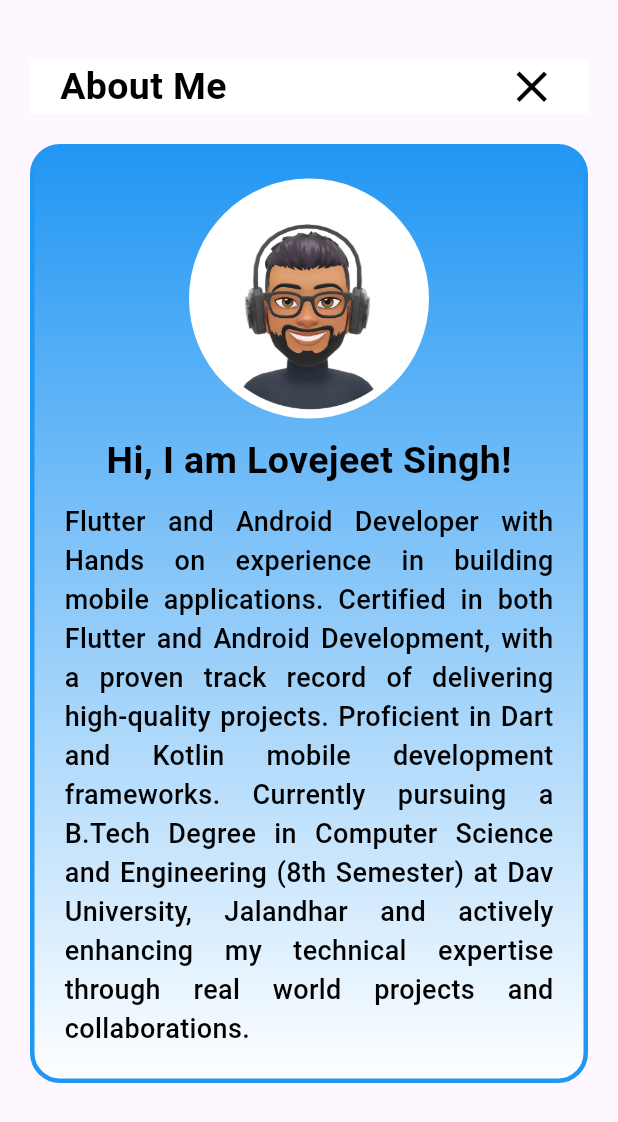
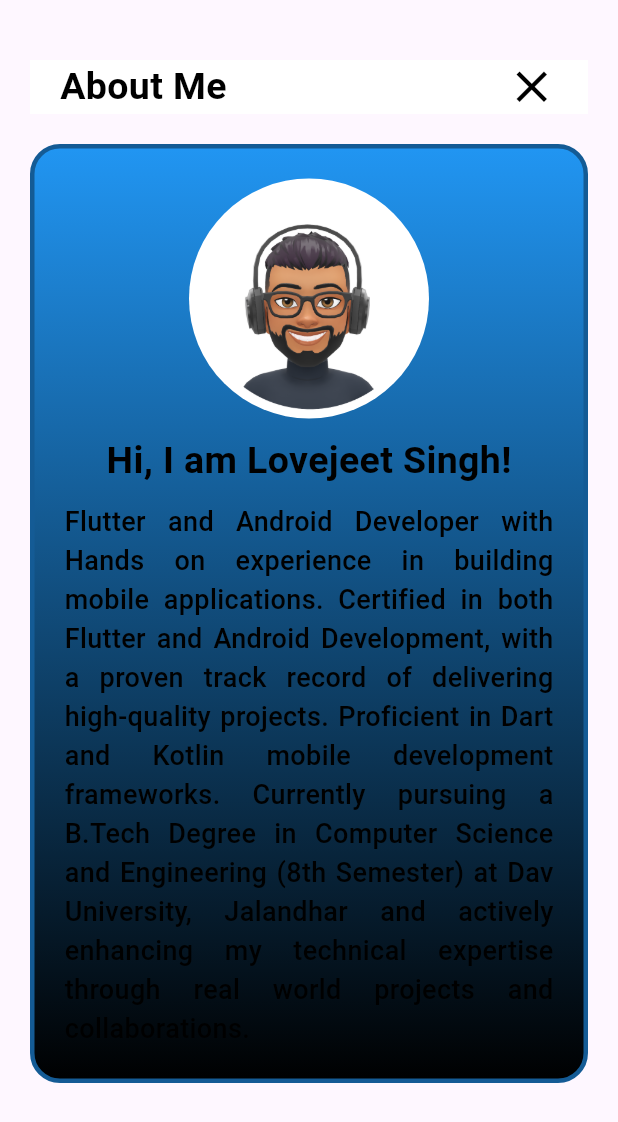
Before and after one commit to Lovejeetsingh2003/my_portfolio, a Flutter app: the AboutScreen screen opened directly, after a tap on the "close" icon, on a phone screen of 412 x 824 dp. Shown: the top 1122 px of the screen. Run offline on Flutter 3.47's test engine with Material 3 defaults, Android fonts, the phone set to English and light mode, and no system bars; our stand-ins replace flutter_svg; missing offline and left inert: custom_button_builder, device_frame.

Commit message:
new commit

```diff
--- a/lib/main.dart
+++ b/lib/main.dart
@@ -2,6 +2,8 @@ import 'package:flutter/material.dart';
 import 'package:my_portfolio/providers/current_state.dart';
 import 'package:my_portfolio/screens/home_screen/home_page.dart';
 import 'package:provider/provider.dart';
+
+import 'screens/home_screen/app_screen.dart';
 
 void main() {
   runApp(const Portfolio());
@@ -12,16 +14,18 @@ class Portfolio extends StatelessWidget {
 
   @override
   Widget build(BuildContext context) {
+    final size = MediaQuery.of(context).size;
+    final screenWidth = size.width;
+    print("screen width is: $screenWidth");
+    final isMobile = screenWidth < 500;
+
     return MultiProvider(
       providers: [ChangeNotifierProvider(create: (context) => CurrentState())],
       child: MaterialApp(
         debugShowCheckedModeBanner: false,
-        home: const HomePage(),
+        home:
+            isMobile == true ? AppScreen(isMobile: isMobile) : const HomePage(),
       ),
     );
   }
 }
-
-
-// if the width of browser screen is greater than or equals to 1015 than we show all three devices
-// if the portfolio is open in phone than we need to show the different ui . (get more info from pawan.app)
--- a/lib/models/color_model.dart
+++ b/lib/models/color_model.dart
@@ -16,54 +16,54 @@ class ColorModel {
 
 List<ColorModel> colorPalette = [
   ColorModel(
-    color: Colors.yellow,
+    color: const Color.fromARGB(255, 163, 151, 38),
     gradient: LinearGradient(
-      colors: [const Color.fromARGB(255, 88, 88, 88), Colors.yellow],
+      colors: [Colors.black, Colors.yellow],
       begin: Alignment.bottomLeft,
       end: Alignment.topLeft,
     ),
     svgPath: "assets/images/cloudy_yellow.svg",
   ),
   ColorModel(
-    color: Colors.blue,
+    color: const Color.fromARGB(255, 20, 91, 149),
     gradient: LinearGradient(
-      colors: [Colors.white, Colors.blue],
+      colors: [Colors.black, Colors.blue],
       begin: Alignment.bottomLeft,
       end: Alignment.topLeft,
     ),
     svgPath: "assets/images/cloudy_blue.svg",
   ),
   ColorModel(
-    color: Colors.green,
+    color: const Color.fromARGB(255, 44, 103, 46),
     gradient: LinearGradient(
-      colors: [Colors.white, Colors.green],
+      colors: [Colors.black, Colors.green],
       begin: Alignment.bottomLeft,
       end: Alignment.topLeft,
     ),
     svgPath: "assets/images/cloudy_green.svg",
   ),
   ColorModel(
-    color: Colors.red,
+    color: const Color.fromARGB(255, 135, 36, 29),
     gradient: LinearGradient(
-      colors: [Colors.white, Colors.red],
+      colors: [Colors.black, Colors.red],
       begin: Alignment.bottomLeft,
       end: Alignment.topLeft,
     ),
     svgPath: "assets/images/cloudy_red.svg",
   ),
   ColorModel(
-    color: Colors.purple,
+    color: const Color.fromARGB(255, 88, 23, 99),
     gradient: LinearGradient(
-      colors: [Colors.white, Colors.purple],
+      colors: [Colors.black, Colors.purple],
       begin: Alignment.bottomLeft,
       end: Alignment.topLeft,
     ),
     svgPath: "assets/images/cloudy_purple.svg",
   ),
   ColorModel(
-    color: Colors.pink,
+    color: const Color.fromARGB(255, 129, 16, 54),
     gradient: LinearGradient(
-      colors: [Colors.white, Colors.pink],
+      colors: [Colors.black, Colors.pink],
       begin: Alignment.bottomLeft,
       end: Alignment.topLeft,
     ),
--- a/lib/screens/home_screen/app_screen.dart
+++ b/lib/screens/home_screen/app_screen.dart
@@ -7,7 +7,8 @@ import 'package:my_portfolio/providers/current_state.dart';
 import 'package:provider/provider.dart';
 
 class AppScreen extends StatelessWidget {
-  const AppScreen({super.key});
+  final bool isMobile;
+  const AppScreen({this.isMobile = false, super.key});
 
   @override
   Widget build(BuildContext context) {
@@ -79,6 +80,7 @@ class AppScreen extends StatelessWidget {
                               fontSize: 14,
                               color: Colors.white,
                               fontWeight: FontWeight.bold,
+                              decoration: TextDecoration.none,
                             ),
                           ),
                         ),
```
